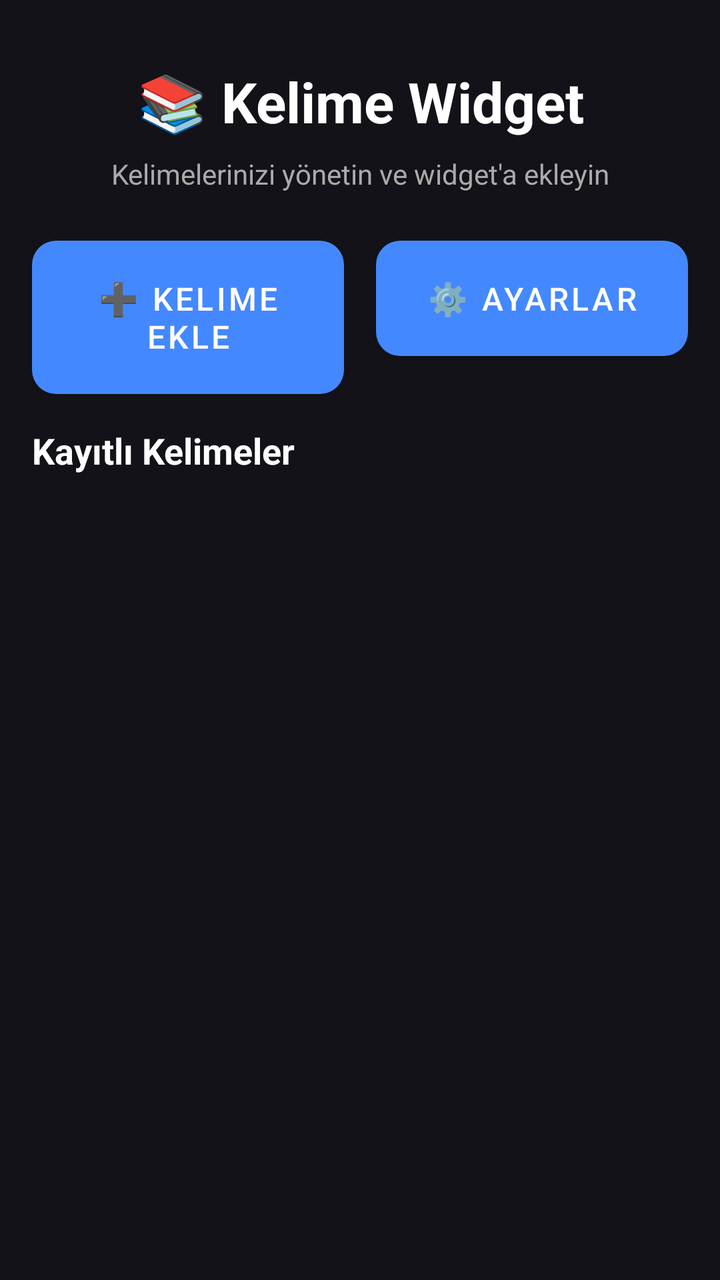
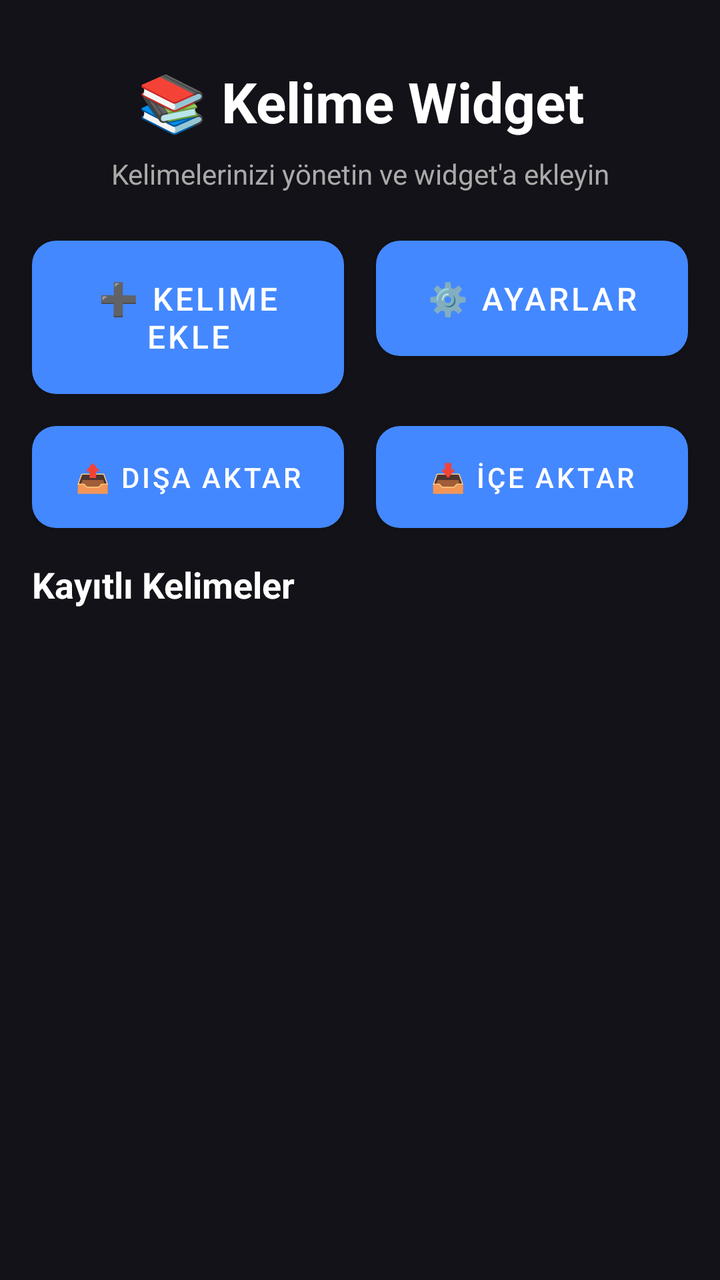

The first picture is an Android layout as it rendered before a commit; the second is the same layout after the commit. The layout source and the unified diff follow.
<!-- AndroidManifest.xml: application theme Theme.WordWidget -->
<!-- res/layout/activity_main.xml -->
<?xml version="1.0" encoding="utf-8"?>
<LinearLayout xmlns:android="http://schemas.android.com/apk/res/android"
    android:layout_width="match_parent"
    android:layout_height="match_parent"
    android:background="@color/background"
    android:orientation="vertical"
    android:padding="16dp">

    
    <TextView
        android:layout_width="match_parent"
        android:layout_height="wrap_content"
        android:text="📚 Kelime Widget"
        android:textColor="@color/text_primary"
        android:textSize="28sp"
        android:textStyle="bold"
        android:gravity="center"
        android:layout_marginTop="16dp"
        android:layout_marginBottom="8dp" />

    <TextView
        android:layout_width="match_parent"
        android:layout_height="wrap_content"
        android:text="Kelimelerinizi yönetin ve widget'a ekleyin"
        android:textColor="@color/text_secondary"
        android:textSize="14sp"
        android:gravity="center"
        android:layout_marginBottom="24dp" />

    
    <LinearLayout
        android:layout_width="match_parent"
        android:layout_height="wrap_content"
        android:orientation="horizontal"
        android:layout_marginBottom="16dp">

        <Button
            android:id="@+id/btn_add_word"
            android:layout_width="0dp"
            android:layout_height="wrap_content"
            android:layout_weight="1"
            android:layout_marginEnd="8dp"
            android:background="@drawable/button_background"
            android:text="➕ Kelime Ekle"
            android:textColor="#FFFFFF"
            android:textSize="16sp"
            android:padding="12dp" />

        <Button
            android:id="@+id/btn_settings"
            android:layout_width="0dp"
            android:layout_height="wrap_content"
            android:layout_weight="1"
            android:layout_marginStart="8dp"
            android:background="@drawable/button_background"
            android:text="⚙️ Ayarlar"
            android:textColor="#FFFFFF"
            android:textSize="16sp"
            android:padding="12dp" />

    </LinearLayout>

    
    <TextView
        android:layout_width="match_parent"
        android:layout_height="wrap_content"
        android:text="Kayıtlı Kelimeler"
        android:textColor="@color/text_primary"
        android:textSize="18sp"
        android:textStyle="bold"
        android:layout_marginBottom="8dp" />

    
    <androidx.recyclerview.widget.RecyclerView
        android:id="@+id/recycler_words"
        android:layout_width="match_parent"
        android:layout_height="0dp"
        android:layout_weight="1"
        android:clipToPadding="false"
        android:paddingBottom="16dp" />

</LinearLayout>
<!-- resources referenced by this layout -->
<resources>
  <color name="background">#121218</color>
  <color name="text_primary">#FFFFFF</color>
  <color name="text_secondary">#AAAAAA</color>
  <!-- drawable button_background (drawable) -->
  <?xml version="1.0" encoding="utf-8"?>
  <shape xmlns:android="http://schemas.android.com/apk/res/android"
      android:shape="rectangle">
  
      <solid android:color="#4488FF" />
      <corners android:radius="12dp" />
  
  </shape>
  <style name="Theme.WordWidget" parent="Theme.MaterialComponents.DayNight.NoActionBar">
          <item name="colorPrimary">@color/primary</item>
          <item name="colorPrimaryDark">@color/primary_dark</item>
          <item name="colorAccent">@color/accent</item>
          <item name="android:windowBackground">@color/background</item>
          <item name="android:statusBarColor">@color/background</item>
          <item name="android:navigationBarColor">@color/background</item>
      </style>
  <color name="primary">#4488FF</color>
  <color name="primary_dark">#2266DD</color>
  <color name="accent">#4488FF</color>
</resources>

<!-- the commit's change to res/layout/activity_main.xml (unified diff, before → after) -->
@@ -61,6 +61,41 @@
     </LinearLayout>
 
     
+    <LinearLayout
+        android:layout_width="match_parent"
+        android:layout_height="wrap_content"
+        android:orientation="horizontal"
+        android:layout_marginBottom="16dp">
+
+        <Button
+            android:id="@+id/btn_export"
+            android:layout_width="0dp"
+            android:layout_height="wrap_content"
+            android:layout_weight="1"
+            android:layout_marginEnd="8dp"
+            android:background="@drawable/button_background"
+            android:backgroundTint="#4CAF50"
+            android:text="📤 Dışa Aktar"
+            android:textColor="#FFFFFF"
+            android:textSize="14sp"
+            android:padding="10dp" />
+
+        <Button
+            android:id="@+id/btn_import"
+            android:layout_width="0dp"
+            android:layout_height="wrap_content"
+            android:layout_weight="1"
+            android:layout_marginStart="8dp"
+            android:background="@drawable/button_background"
+            android:backgroundTint="#2196F3"
+            android:text="📥 İçe Aktar"
+            android:textColor="#FFFFFF"
+            android:textSize="14sp"
+            android:padding="10dp" />
+
+    </LinearLayout>
+
+    
     <TextView
         android:layout_width="match_parent"
         android:layout_height="wrap_content"
